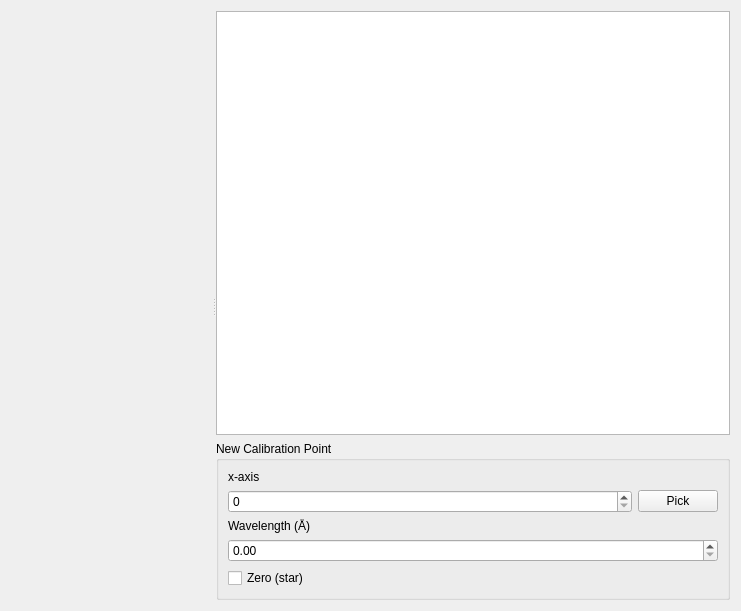
Old version of the form calibrate_spectrum.ui in the repository GuLinux/PySpectrum.
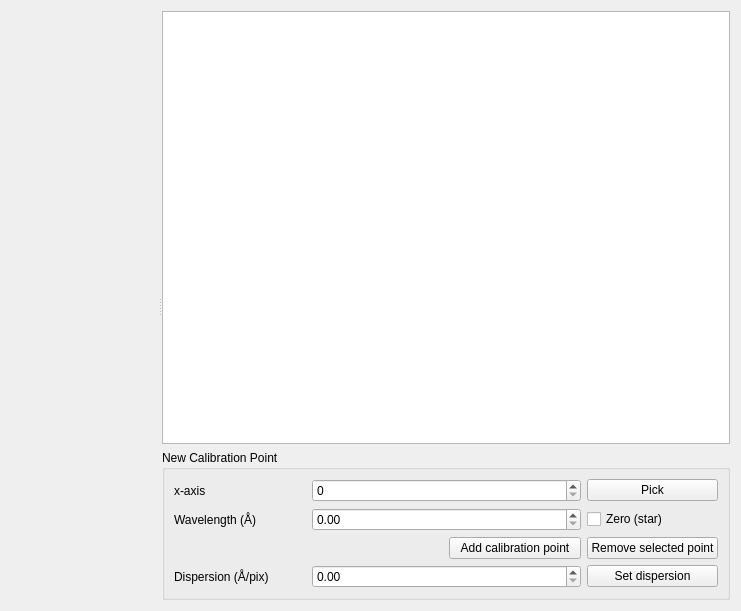
New version of the form. Icons and pictures are not drawn.

```diff
--- a/calibrate_spectrum.ui
+++ b/calibrate_spectrum.ui
@@ -47,7 +47,7 @@
           <enum>QAbstractItemView::SelectRows</enum>
          </property>
          <attribute name="horizontalHeaderStretchLastSection">
-          <bool>false</bool>
+          <bool>true</bool>
          </attribute>
         </widget>
        </item>
@@ -63,6 +63,16 @@
           <string>New Calibration Point</string>
          </property>
          <layout class="QGridLayout" name="gridLayout_2">
+          <item row="0" column="3">
+           <widget class="QPushButton" name="x_axis_pick">
+            <property name="text">
+             <string>Pick</string>
+            </property>
+            <property name="flat">
+             <bool>false</bool>
+            </property>
+           </widget>
+          </item>
           <item row="0" column="0">
            <widget class="QLabel" name="label">
             <property name="text">
@@ -70,7 +80,7 @@
             </property>
            </widget>
           </item>
-          <item row="1" column="0">
+          <item row="0" column="1" colspan="2">
            <widget class="QSpinBox" name="point_x_axis">
             <property name="sizePolicy">
              <sizepolicy hsizetype="MinimumExpanding" vsizetype="Fixed">
@@ -83,24 +93,41 @@
             </property>
            </widget>
           </item>
-          <item row="2" column="0">
+          <item row="2" column="2">
+           <widget class="QPushButton" name="add_calibration_point">
+            <property name="text">
+             <string>Add calibration point</string>
+            </property>
+            <property name="icon">
+             <iconset theme="list-add"/>
+            </property>
+           </widget>
+          </item>
+          <item row="1" column="0">
            <widget class="QLabel" name="label_2">
             <property name="text">
              <string>Wavelength (Å)</string>
             </property>
            </widget>
           </item>
-          <item row="1" column="1">
-           <widget class="QPushButton" name="x_axis_pick">
+          <item row="2" column="3">
+           <widget class="QPushButton" name="remove_calibration_point">
             <property name="text">
-             <string>Pick</string>
+             <string>Remove selected point</string>
             </property>
-            <property name="flat">
-             <bool>false</bool>
+            <property name="icon">
+             <iconset theme="list-remove"/>
             </property>
            </widget>
           </item>
-          <item row="3" column="0" colspan="2">
+          <item row="1" column="3">
+           <widget class="QCheckBox" name="point_is_star">
+            <property name="text">
+             <string>Zero (star)</string>
+            </property>
+           </widget>
+          </item>
+          <item row="1" column="1" colspan="2">
            <widget class="QDoubleSpinBox" name="point_wavelength">
             <property name="sizePolicy">
              <sizepolicy hsizetype="MinimumExpanding" vsizetype="Fixed">
@@ -116,13 +143,23 @@
             </property>
            </widget>
           </item>
-          <item row="4" column="0" colspan="2">
-           <widget class="QCheckBox" name="point_is_star">
+          <item row="3" column="3">
+           <widget class="QPushButton" name="set_dispersion">
             <property name="text">
-             <string>Zero (star)</string>
+             <string>Set dispersion</string>
             </property>
            </widget>
           </item>
+          <item row="3" column="0">
+           <widget class="QLabel" name="label_3">
+            <property name="text">
+             <string>Dispersion (Å/pix)</string>
+            </property>
+           </widget>
+          </item>
+          <item row="3" column="1" colspan="2">
+           <widget class="QDoubleSpinBox" name="dispersion"/>
+          </item>
          </layout>
         </widget>
        </item>
```
